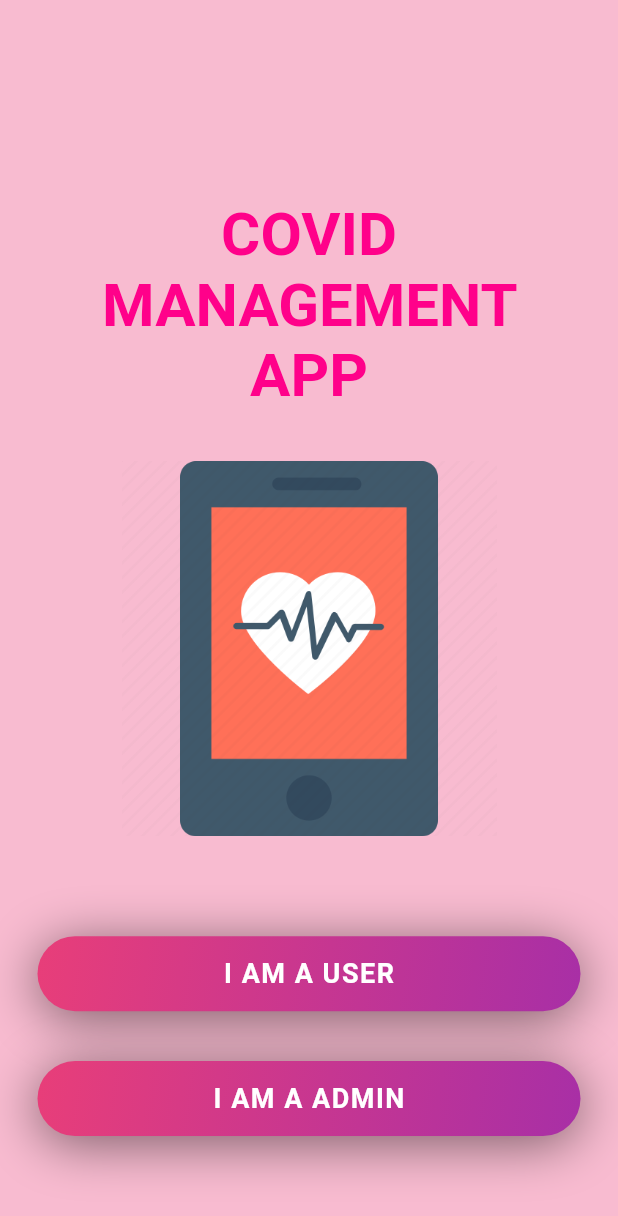
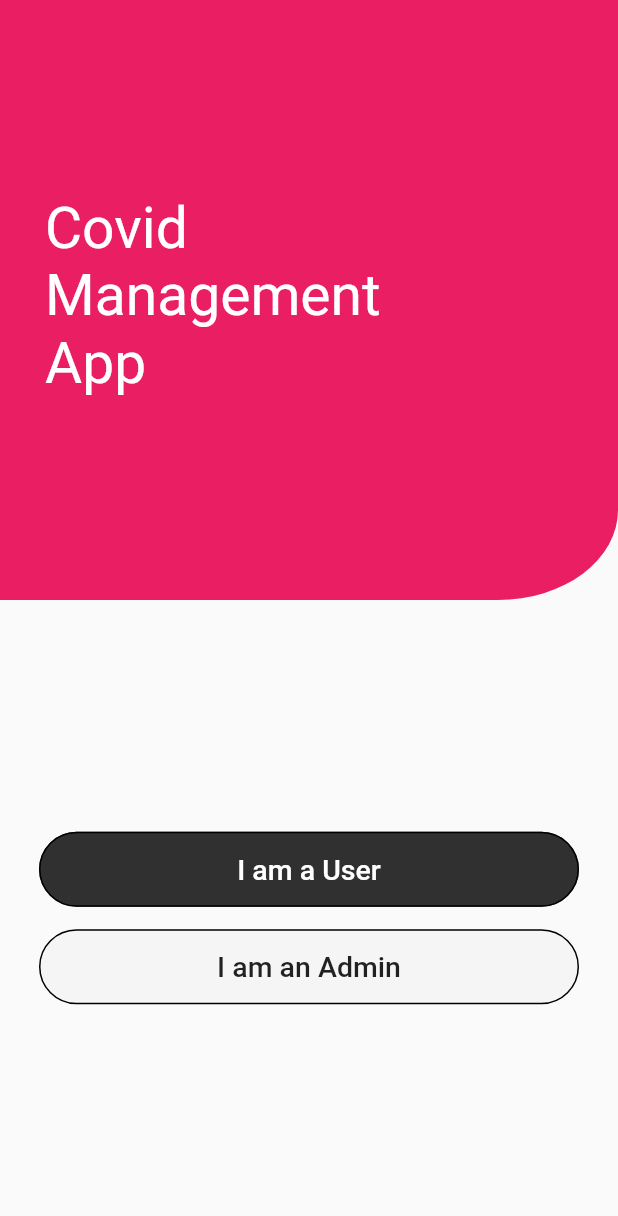
Before and after one commit to Kunalpal215/RIC-Covid-Hackathon, a Flutter app: the screen it shows after launch, on a phone screen of 412 x 824 dp. Shown: the top 1216 px of the screen. Run offline on Flutter 3.47's test engine with Material 2 defaults, Android fonts, the phone set to English and light mode, and no system bars; our stand-ins replace carousel_slider, cloud_firestore, cool_alert, date_field, firebase_auth, firebase_core and 6 more; accounts and stored records are empty.

Commit message:
Home Screen

```diff
--- a/lib/screens/welcome_screen.dart
+++ b/lib/screens/welcome_screen.dart
@@ -22,51 +22,95 @@ class _WelcomeScreenState extends State<WelcomeScreen> {
     return Scaffold(
       body: SizedBox.expand(
         child: Container(
-          color: Colors.pink[100],
           width: MediaQuery.of(context).size.width,
           height: MediaQuery.of(context).size.height,
           child: Column(
             mainAxisAlignment: MainAxisAlignment.end,
             crossAxisAlignment: CrossAxisAlignment.center,
             children: [
-              const Spacer(),
-              const Spacer(),
-              const Spacer(),
-              const Spacer(),
-              const Center(
+
+              Container(
+                  decoration: BoxDecoration(
+                      borderRadius: BorderRadius.only(bottomRight: Radius.elliptical(80, 60)),
+                      color: Colors.pink,
+                  ),
+                height: 400,
+                width: MediaQuery.of(context).size.width,
                 child: Padding(
-                  padding:
-                  EdgeInsets.symmetric(horizontal: 10),
-                  child: Text("COVID MANAGEMENT \nAPP",
-                      textAlign: TextAlign.center,
-                      style: TextStyle(
-                          fontSize: 40,
-                          fontWeight: FontWeight.bold,
-                          color: Color(0xFFFF018A))),
-                ),
-              ),
-              const Spacer(),
-              Image.asset(
-                'assets/images/welcomescreenlogo.png',
-                width: 250,
-                height: 250,
+                  padding: const EdgeInsets.fromLTRB(30,130,0,0),
+                  child: Column(
+                    crossAxisAlignment: CrossAxisAlignment.start,
+                    children: [
+                      Text(
+                        "Covid",
+                        textAlign: TextAlign.start,
+                        style: TextStyle(
+                          color: Colors.white,
+                          fontSize: 38
+                        )
+                      ),
+                      Text(
+                          "Management",
+                          style: TextStyle(
+                              color: Colors.white,
+                              fontSize: 38
+                          )
+                      ),
+                      Text(
+                          "App",
+                          style: TextStyle(
+                              color: Colors.white,
+                              fontSize: 38
+                          )
+                      ),
+                    ],
+                  ),
+                )
               ),
               const Spacer(),
               const Spacer(),
               GestureDetector(
-                onTap: () {
-                  Navigator.pushNamed(context, LoginScreen.id);
-                },
-                child: const AnimatedButtonUI(
-                    text: "I AM A USER"),
+                child: FlatButton(
+
+                  onPressed: (){Navigator.pushNamed(context, LoginScreen.id);},
+                  child: Text("I am a User",
+                      style: TextStyle(
+                        color: Colors.white,
+                        fontSize:19,
+                      )
+                  ),
+                  color:Colors.grey[850],
+                  minWidth: 360,
+                  height: 50,
+                  shape: RoundedRectangleBorder(side: BorderSide(
+                      width: 1,
+                      style: BorderStyle.solid
+                  ),
+                      borderRadius: BorderRadius.circular(30)),
+                )
               ),
-              const Spacer(),
-              GestureDetector(
-                onTap: () {
-                  Navigator.pushNamed(context, AdminLoginScreen.id);
-                },
-                child: const AnimatedButtonUI(
-                    text: "I AM A ADMIN"),
+
+              Padding(
+                padding: EdgeInsets.fromLTRB(0, 15, 0, 0),
+                child: GestureDetector(
+                    child: FlatButton(
+
+                      onPressed: (){Navigator.pushNamed(context, AdminLoginScreen.id);},
+                      child: Text("I am an Admin",
+                          style: TextStyle(
+                            fontSize:19,
+                          )
+                      ),
+                      color:Colors.grey[100],
+                      minWidth: 360,
+                      height: 50,
+                      shape: RoundedRectangleBorder(side: BorderSide(
+                          width: 1,
+                          style: BorderStyle.solid
+                      ),
+                          borderRadius: BorderRadius.circular(30)),
+                    )
+                ),
               ),
               Spacer(),
               Spacer(),
```
